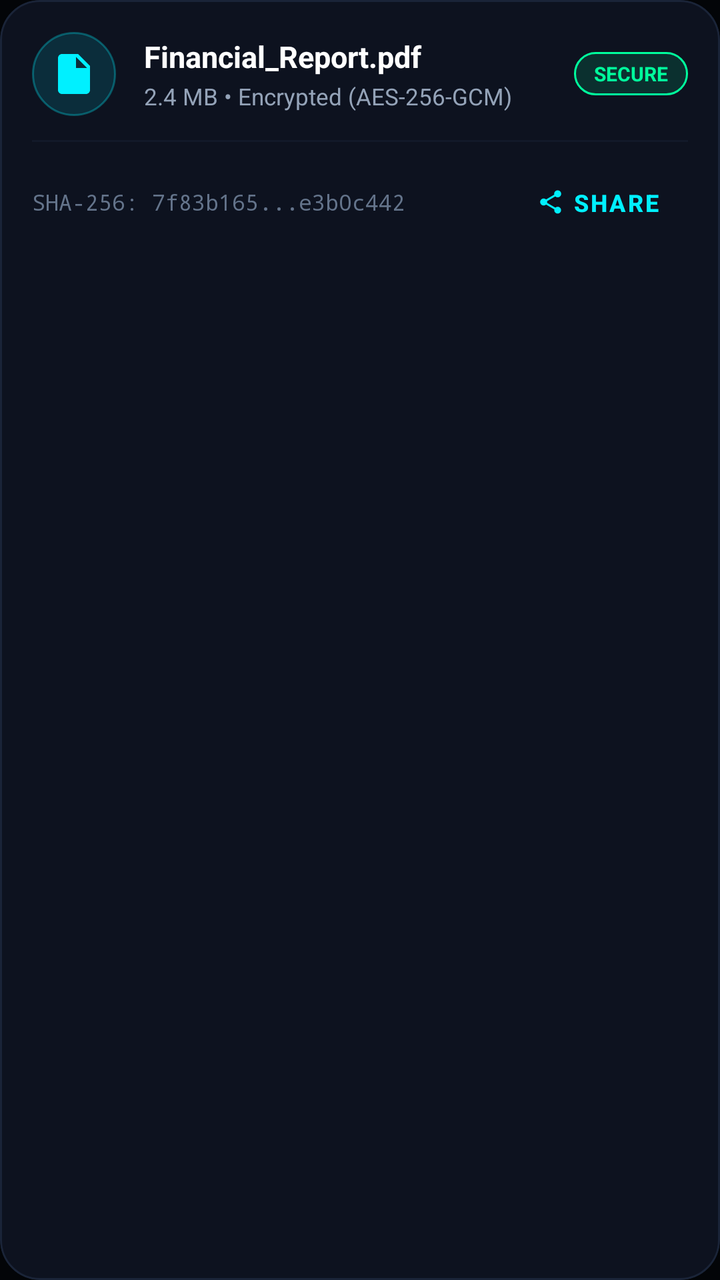
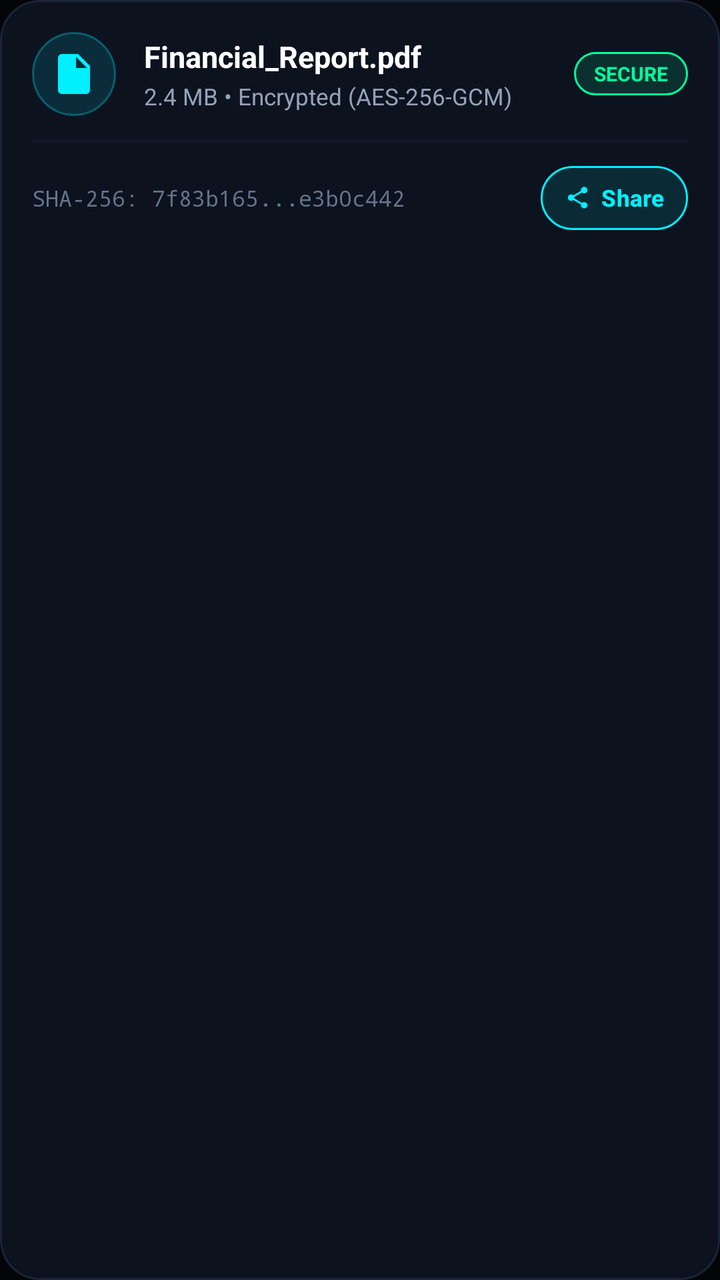

Before-and-after screenshots of an Android layout around one commit, followed by the original layout XML and the change that was made.
<!-- AndroidManifest.xml: application theme Theme.SecureDrop -->
<!-- res/layout/item_file.xml -->
<?xml version="1.0" encoding="utf-8"?>
<com.google.android.material.card.MaterialCardView xmlns:android="http://schemas.android.com/apk/res/android"
    xmlns:app="http://schemas.android.com/apk/res-auto"
    android:layout_width="match_parent"
    android:layout_height="wrap_content"
    android:layout_marginBottom="12dp"
    android:clickable="true"
    android:focusable="true"
    android:foreground="?android:attr/selectableItemBackground"
    app:cardBackgroundColor="@color/bg_surface_card"
    app:cardCornerRadius="20dp"
    app:cardElevation="0dp"
    app:strokeColor="@color/border_subtle"
    app:strokeWidth="1dp">

    <LinearLayout
        android:layout_width="match_parent"
        android:layout_height="wrap_content"
        android:orientation="vertical"
        android:padding="16dp">

        <LinearLayout
            android:layout_width="match_parent"
            android:layout_height="wrap_content"
            android:gravity="center_vertical"
            android:orientation="horizontal">

            <ImageView
                android:layout_width="42dp"
                android:layout_height="42dp"
                android:background="@drawable/bg_badge_blue"
                android:padding="9dp"
                android:src="@drawable/ic_file"
                app:tint="@color/brand_accent" />

            <LinearLayout
                android:layout_width="0dp"
                android:layout_height="wrap_content"
                android:layout_marginStart="14dp"
                android:layout_weight="1"
                android:orientation="vertical">

                <TextView
                    android:id="@+id/tvFileName"
                    android:layout_width="wrap_content"
                    android:layout_height="wrap_content"
                    android:ellipsize="middle"
                    android:singleLine="true"
                    android:text="Financial_Report.pdf"
                    android:textColor="@color/text_primary"
                    android:textSize="15sp"
                    android:textStyle="bold" />

                <TextView
                    android:id="@+id/tvFileSize"
                    android:layout_width="wrap_content"
                    android:layout_height="wrap_content"
                    android:layout_marginTop="2dp"
                    android:text="2.4 MB • Encrypted (AES-256-GCM)"
                    android:textColor="@color/text_secondary"
                    android:textSize="11.5sp" />
            </LinearLayout>

            <TextView
                android:id="@+id/tvFileBadge"
                android:layout_width="wrap_content"
                android:layout_height="wrap_content"
                android:background="@drawable/bg_badge_green"
                android:paddingStart="10dp"
                android:paddingTop="4dp"
                android:paddingEnd="10dp"
                android:paddingBottom="4dp"
                android:text="SECURE"
                android:textColor="@color/security_green"
                android:textSize="10sp"
                android:textStyle="bold" />
        </LinearLayout>

        <View
            android:layout_width="match_parent"
            android:layout_height="1dp"
            android:layout_marginTop="12dp"
            android:layout_marginBottom="12dp"
            android:background="@color/divider_line" />

        <LinearLayout
            android:layout_width="match_parent"
            android:layout_height="wrap_content"
            android:gravity="center_vertical"
            android:orientation="horizontal">

            <TextView
                android:id="@+id/tvFileSha"
                android:layout_width="0dp"
                android:layout_height="wrap_content"
                android:layout_weight="1"
                android:ellipsize="middle"
                android:fontFamily="monospace"
                android:singleLine="true"
                android:text="SHA-256: 7f83b165...e3b0c442"
                android:textColor="@color/text_muted"
                android:textSize="11sp" />

            <com.google.android.material.button.MaterialButton
                android:id="@+id/btnShareFile"
                style="@style/Widget.MaterialComponents.Button.TextButton"
                android:layout_width="wrap_content"
                android:layout_height="36dp"
                android:background="@drawable/bg_badge_blue"
                android:paddingStart="14dp"
                android:paddingEnd="14dp"
                android:text="Share"
                android:textColor="@color/brand_accent"
                android:textSize="12sp"
                android:textStyle="bold"
                app:icon="@drawable/ic_share"
                app:iconSize="14dp"
                app:iconTint="@color/brand_accent" />
        </LinearLayout>
    </LinearLayout>
</com.google.android.material.card.MaterialCardView>
<!-- resources referenced by this layout -->
<resources>
  <color name="bg_surface_card">#0D121F</color>
  <color name="border_subtle">#1A2438</color>
  <color name="brand_accent">#00F0FF</color>
  <color name="divider_line">#121929</color>
  <color name="security_green">#00FF9D</color>
  <color name="text_muted">#64748B</color>
  <color name="text_primary">#FFFFFF</color>
  <color name="text_secondary">#94A3B8</color>
  <!-- drawable bg_badge_blue (drawable) -->
  <?xml version="1.0" encoding="utf-8"?>
  <shape xmlns:android="http://schemas.android.com/apk/res/android"
      android:shape="rectangle">
      <solid android:color="@color/security_blue_bg" />
      <corners android:radius="24dp" />
      <stroke
          android:width="1dp"
          android:color="@color/border_glow" />
  </shape>
  <!-- drawable bg_badge_green (drawable) -->
  <?xml version="1.0" encoding="utf-8"?>
  <shape xmlns:android="http://schemas.android.com/apk/res/android"
      android:shape="rectangle">
      <solid android:color="@color/security_green_bg" />
      <corners android:radius="24dp" />
      <stroke
          android:width="1dp"
          android:color="@color/security_green" />
  </shape>
  <style name="Theme.SecureDrop" parent="Theme.MaterialComponents.DayNight.NoActionBar">
          
          <item name="colorPrimary">@color/brand_primary</item>
          <item name="colorPrimaryVariant">@color/brand_primary_variant</item>
          <item name="colorOnPrimary">@color/black</item>
          
          <item name="colorSecondary">@color/brand_accent</item>
          <item name="colorSecondaryVariant">@color/brand_accent</item>
          <item name="colorOnSecondary">@color/black</item>
          
          <item name="android:statusBarColor">@color/bg_dark</item>
          <item name="android:navigationBarColor">@color/bg_dark</item>
          <item name="android:windowBackground">@color/bg_dark</item>
          <item name="android:windowLightStatusBar">false</item>
      </style>
  <color name="security_blue_bg">#2000E5FF</color>
  <color name="border_glow">#4D00F0FF</color>
  <color name="security_green_bg">#2000FF9D</color>
  <color name="brand_primary">#00E5FF</color>
  <color name="brand_primary_variant">#00B0FF</color>
  <color name="black">#000000</color>
  <color name="bg_dark">#030508</color>
  <!-- unchanged entries left out for length: 2 -->
</resources>

<!-- the commit's change to res/layout/item_file.xml (unified diff, before → after) -->
@@ -10,6 +10,7 @@
     app:cardBackgroundColor="@color/bg_surface_card"
     app:cardCornerRadius="20dp"
     app:cardElevation="0dp"
+    app:rippleColor="@color/brand_accent_glow"
     app:strokeColor="@color/border_subtle"
     app:strokeWidth="1dp">
 
@@ -103,18 +104,16 @@
 
             <com.google.android.material.button.MaterialButton
                 android:id="@+id/btnShareFile"
-                style="@style/Widget.MaterialComponents.Button.TextButton"
+                style="@style/SecureDropButton.CompactAccent"
                 android:layout_width="wrap_content"
-                android:layout_height="36dp"
-                android:background="@drawable/bg_badge_blue"
-                android:paddingStart="14dp"
-                android:paddingEnd="14dp"
+                android:layout_height="32dp"
+                android:paddingStart="12dp"
+                android:paddingEnd="12dp"
                 android:text="Share"
-                android:textColor="@color/brand_accent"
-                android:textSize="12sp"
-                android:textStyle="bold"
                 app:icon="@drawable/ic_share"
-                app:iconSize="14dp"
+                app:iconGravity="textStart"
+                app:iconPadding="5dp"
+                app:iconSize="13dp"
                 app:iconTint="@color/brand_accent" />
         </LinearLayout>
     </LinearLayout>
<!-- resource entries referenced after the edit -->
@@ -3,6 +3,7 @@
   <color name="bg_surface_card">#0D121F</color>
   <color name="border_subtle">#1A2438</color>
   <color name="brand_accent">#00F0FF</color>
+  <color name="brand_accent_glow">#4000F0FF</color>
   <color name="divider_line">#121929</color>
   <color name="security_green">#00FF9D</color>
   <color name="text_muted">#64748B</color>
@@ -28,6 +29,32 @@
           android:width="1dp"
           android:color="@color/security_green" />
   </shape>
+  <style name="SecureDropButton.CompactAccent" parent="Widget.MaterialComponents.Button">
+          <item name="android:insetTop">0dp</item>
+          <item name="android:insetBottom">0dp</item>
+          <item name="android:insetLeft">0dp</item>
+          <item name="android:insetRight">0dp</item>
+          <item name="android:minHeight">32dp</item>
+          <item name="android:minWidth">0dp</item>
+          <item name="cornerRadius">16dp</item>
+          <item name="android:textAllCaps">false</item>
+          <item name="android:textStyle">bold</item>
+          <item name="android:paddingTop">4dp</item>
+          <item name="android:paddingBottom">4dp</item>
+          <item name="android:paddingStart">12dp</item>
+          <item name="android:paddingEnd">12dp</item>
+          <item name="backgroundTint">@color/security_blue_bg</item>
+          <item name="strokeColor">@color/brand_accent</item>
+          <item name="strokeWidth">1dp</item>
+          <item name="android:textColor">@color/brand_accent</item>
+          <item name="android:textSize">11.5sp</item>
+          <item name="android:letterSpacing">0.01</item>
+          <item name="iconGravity">textStart</item>
+          <item name="iconPadding">6dp</item>
+          <item name="rippleColor">@color/brand_accent_glow</item>
+          <item name="android:singleLine">true</item>
+          <item name="android:ellipsize">end</item>
+      </style>
   <style name="Theme.SecureDrop" parent="Theme.MaterialComponents.DayNight.NoActionBar">
           
           <item name="colorPrimary">@color/brand_primary</item>
@@ -42,6 +69,7 @@
           <item name="android:navigationBarColor">@color/bg_dark</item>
           <item name="android:windowBackground">@color/bg_dark</item>
           <item name="android:windowLightStatusBar">false</item>
+          <item name="android:fitsSystemWindows">true</item>
       </style>
   <color name="security_blue_bg">#2000E5FF</color>
   <color name="border_glow">#4D00F0FF</color>
